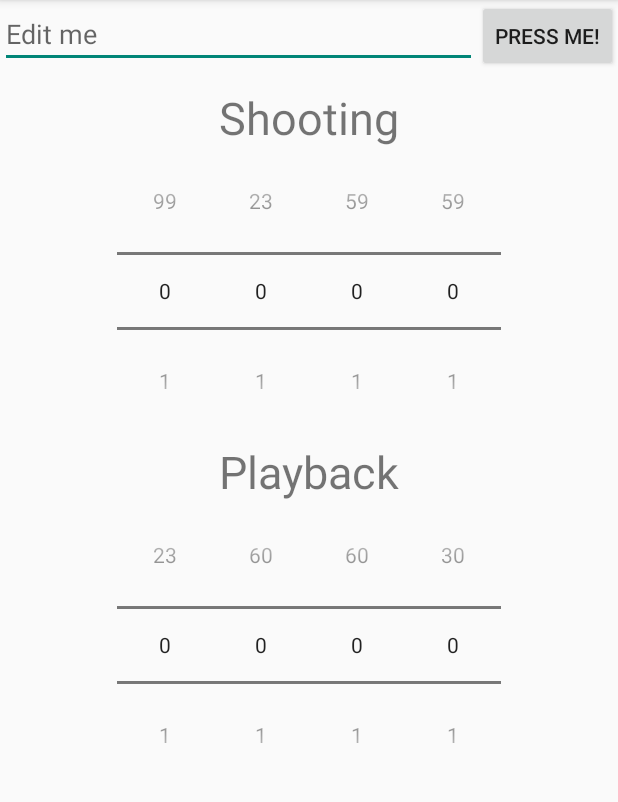
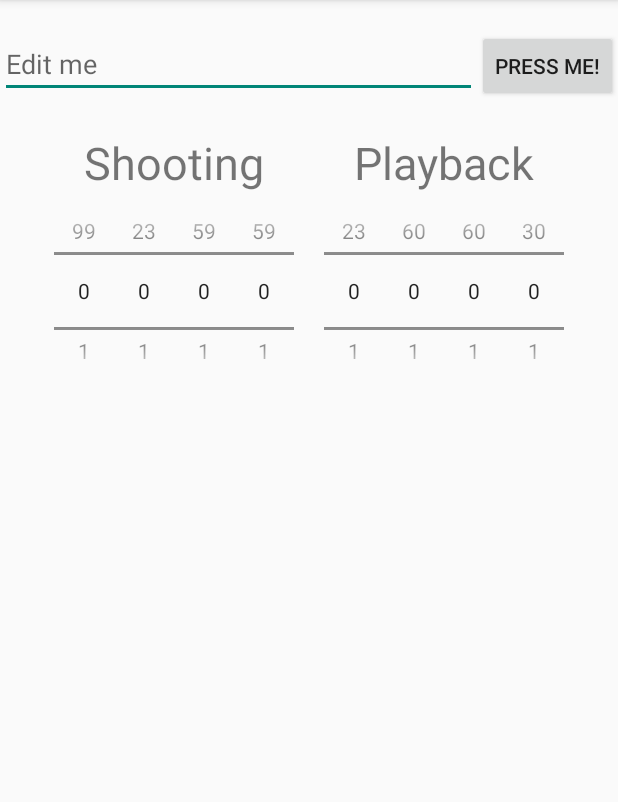
Before and after one commit to sighmon/Timelapse-Calculator-Android, an Android app: the screen it shows after launch (MainActivity), on a phone screen of 412 x 824 dp, the part 84-886 px from its top. Run offline under Robolectric (Android 15) with nearby library versions, the phone set to English and light mode, and no system bars.

Commit message:
Reduced the size of the pickers and put them on one line.

```diff
--- a/mobile/src/main/res/layout/fragment_main.xml
+++ b/mobile/src/main/res/layout/fragment_main.xml
@@ -7,7 +7,9 @@
     <LinearLayout
         android:layout_width="fill_parent"
         android:layout_height="wrap_content"
-        android:orientation="horizontal">
+        android:orientation="horizontal"
+        android:layout_marginTop="20dp">
+
         <EditText android:id="@+id/edit_message"
             android:layout_weight="1"
             android:layout_width="0dp"
@@ -25,48 +27,15 @@
         android:layout_height="wrap_content"
         android:orientation="horizontal"
         android:layout_gravity="center_horizontal"
-        android:paddingTop="10dp"
+        android:paddingTop="20dp"
         android:paddingBottom="5dp">
 
         <TextView
             android:layout_width="fill_parent"
             android:layout_height="wrap_content"
             android:text="@string/shooting_picker"
-            android:textSize="30dp"/>
-
-    </LinearLayout>
-
-    <LinearLayout
-        android:layout_width="wrap_content"
-        android:layout_height="wrap_content"
-        android:layout_gravity="center_horizontal"
-        android:orientation="horizontal">
-
-        <NumberPicker
-            android:id="@+id/shooting_days"
-            android:layout_width="wrap_content"
-            android:layout_height="wrap_content"></NumberPicker>
-        <NumberPicker
-            android:id="@+id/shooting_hours"
-            android:layout_width="wrap_content"
-            android:layout_height="wrap_content"></NumberPicker>
-        <NumberPicker
-            android:id="@+id/shooting_minutes"
-            android:layout_width="wrap_content"
-            android:layout_height="wrap_content"></NumberPicker>
-        <NumberPicker
-            android:id="@+id/shooting_seconds"
-            android:layout_width="wrap_content"
-            android:layout_height="wrap_content"></NumberPicker>
-    </LinearLayout>
-
-    <LinearLayout
-        android:layout_width="wrap_content"
-        android:layout_height="wrap_content"
-        android:orientation="horizontal"
-        android:layout_gravity="center_horizontal"
-        android:paddingTop="10dp"
-        android:paddingBottom="5dp">
+            android:textSize="30dp"
+            android:layout_marginRight="60dp"/>
 
         <TextView
             android:layout_width="fill_parent"
@@ -83,21 +52,38 @@
         android:orientation="horizontal">
 
         <NumberPicker
+            android:id="@+id/shooting_days"
+            android:layout_width="40dp"
+            android:layout_height="120dp"></NumberPicker>
+        <NumberPicker
+            android:id="@+id/shooting_hours"
+            android:layout_width="40dp"
+            android:layout_height="120dp"></NumberPicker>
+        <NumberPicker
+            android:id="@+id/shooting_minutes"
+            android:layout_width="40dp"
+            android:layout_height="120dp"></NumberPicker>
+        <NumberPicker
+            android:id="@+id/shooting_seconds"
+            android:layout_width="40dp"
+            android:layout_height="120dp"
+            android:layout_marginRight="20dp"></NumberPicker>
+        <NumberPicker
             android:id="@+id/playback_hours"
-            android:layout_width="wrap_content"
-            android:layout_height="wrap_content"></NumberPicker>
+            android:layout_width="40dp"
+            android:layout_height="120dp"></NumberPicker>
         <NumberPicker
             android:id="@+id/playback_minutes"
-            android:layout_width="wrap_content"
-            android:layout_height="wrap_content"></NumberPicker>
+            android:layout_width="40dp"
+            android:layout_height="120dp"></NumberPicker>
         <NumberPicker
             android:id="@+id/playback_seconds"
-            android:layout_width="wrap_content"
-            android:layout_height="wrap_content"></NumberPicker>
+            android:layout_width="40dp"
+            android:layout_height="120dp"></NumberPicker>
         <NumberPicker
             android:id="@+id/playback_frames"
-            android:layout_width="wrap_content"
-            android:layout_height="wrap_content"></NumberPicker>
+            android:layout_width="40dp"
+            android:layout_height="120dp"></NumberPicker>
     </LinearLayout>
 
 </LinearLayout>
```
